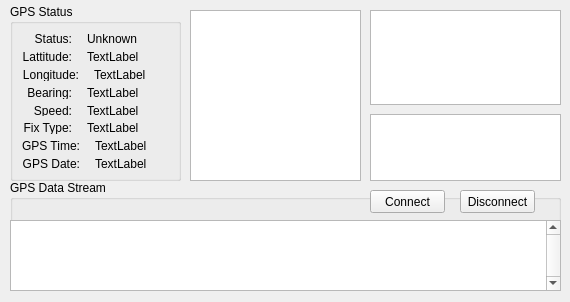
openpilot/OpenPilot, file ground/src/plugins/gpsdisplay/gpsdisplaywidget.ui: the form before one commit.
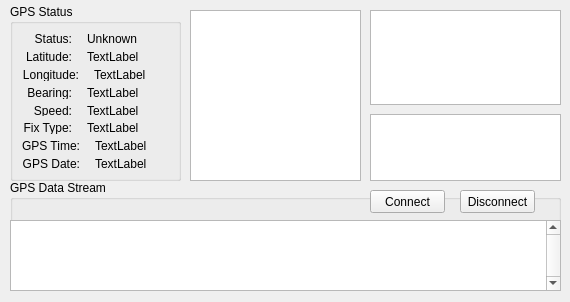
The form after the commit.

Commit message: Fixed label text (latitude)

```diff
--- a/ground/src/plugins/gpsdisplay/gpsdisplaywidget.ui
+++ b/ground/src/plugins/gpsdisplay/gpsdisplaywidget.ui
@@ -125,7 +125,7 @@
          </size>
         </property>
         <property name="text">
-         <string>Lattitude:</string>
+         <string>Latitude:</string>
         </property>
         <property name="alignment">
          <set>Qt::AlignRight|Qt::AlignTrailing|Qt::AlignVCenter</set>
```
